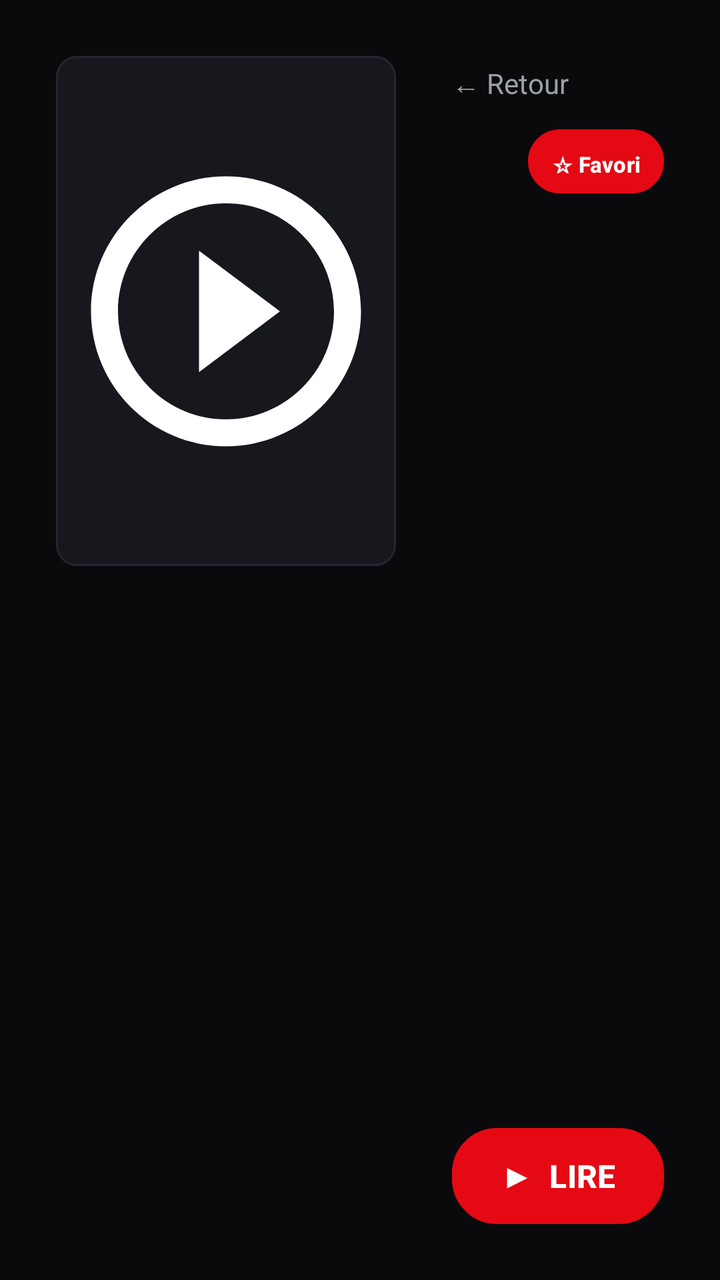
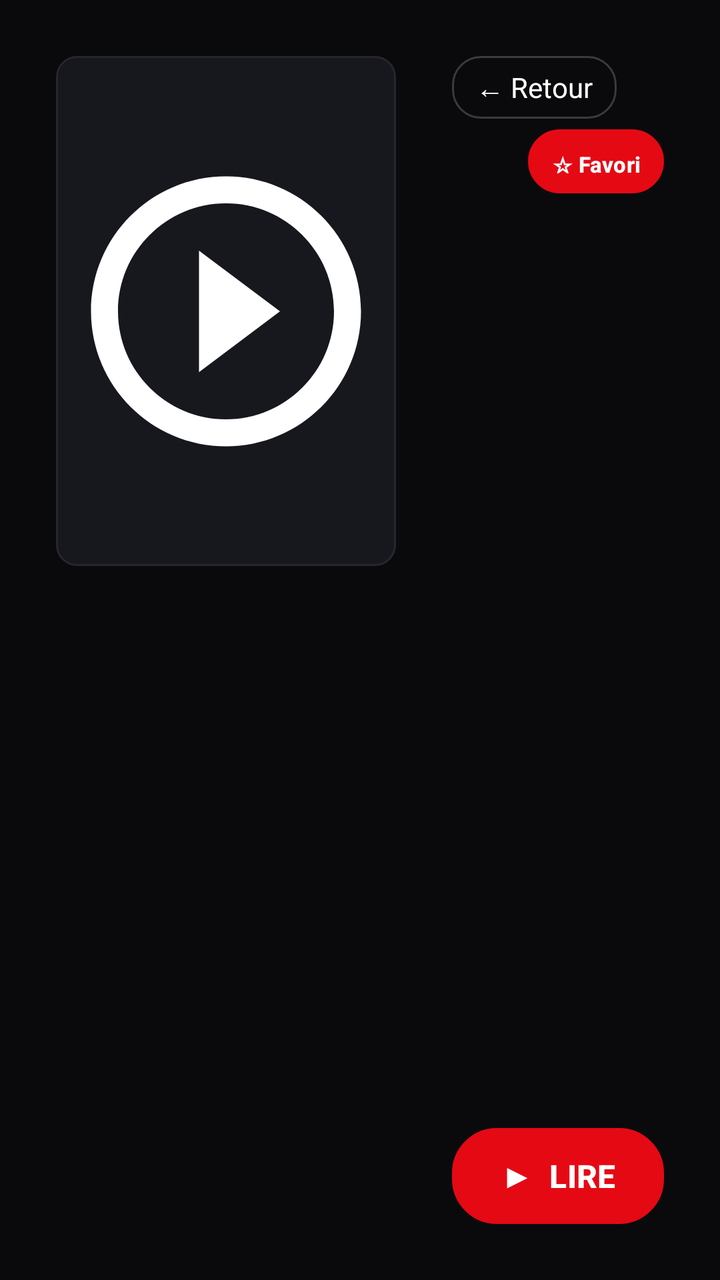

Two renders of the same Android screen: before a commit and after it. Below are the layout's source before the change and the commit's diff.
<!-- AndroidManifest.xml: application theme Theme.KZ -->
<!-- res/layout/activity_detail.xml -->
<?xml version="1.0" encoding="utf-8"?>
<LinearLayout xmlns:android="http://schemas.android.com/apk/res/android"
    android:layout_width="match_parent"
    android:layout_height="match_parent"
    android:orientation="horizontal"
    android:background="@color/bg"
    android:padding="28dp">

    
    <ImageView
        android:id="@+id/posterIv"
        android:layout_width="170dp"
        android:layout_height="255dp"
        android:scaleType="fitCenter"
        android:adjustViewBounds="true"
        android:background="@drawable/bg_tile"
        android:padding="4dp"
        android:src="@drawable/ic_movie" />

    
    <LinearLayout
        android:layout_width="0dp"
        android:layout_height="match_parent"
        android:layout_weight="1"
        android:orientation="vertical"
        android:layout_marginStart="28dp">

        <TextView
            android:id="@+id/backBtn"
            android:layout_width="wrap_content"
            android:layout_height="wrap_content"
            android:text="← Retour"
            android:textColor="@color/muted"
            android:textSize="14sp"
            android:paddingTop="4dp"
            android:paddingBottom="8dp"
            android:clickable="true"
            android:focusable="true" />

        <LinearLayout
            android:layout_width="match_parent"
            android:layout_height="wrap_content"
            android:orientation="horizontal"
            android:gravity="center_vertical"
            android:layout_marginTop="4dp">

            <TextView
                android:id="@+id/detailTitle"
                android:layout_width="0dp"
                android:layout_height="wrap_content"
                android:layout_weight="1"
                android:textColor="@color/text"
                android:textSize="26sp"
                android:textStyle="bold"
                android:maxLines="2"
                android:ellipsize="end" />

            <Button
                android:id="@+id/favBtn"
                android:layout_width="wrap_content"
                android:layout_height="32dp"
                android:minWidth="0dp"
                android:minHeight="0dp"
                android:text="☆ Favori"
                android:textAllCaps="false"
                android:textColor="@color/text"
                android:textStyle="bold"
                android:textSize="11sp"
                android:includeFontPadding="false"
                android:paddingStart="12dp"
                android:paddingEnd="12dp"
                android:background="@drawable/bg_fav_chip"
                android:stateListAnimator="@null"
                android:focusable="true"
                android:clickable="true"
                android:layout_marginStart="12dp" />
        </LinearLayout>

        <TextView
            android:id="@+id/detailMeta"
            android:layout_width="match_parent"
            android:layout_height="wrap_content"
            android:textColor="@color/gold"
            android:textSize="14sp"
            android:layout_marginTop="6dp" />


        <ScrollView
            android:layout_width="match_parent"
            android:layout_height="0dp"
            android:layout_weight="1"
            android:layout_marginTop="14dp">

            <TextView
                android:id="@+id/detailDesc"
                android:layout_width="match_parent"
                android:layout_height="wrap_content"
                android:textColor="@color/muted"
                android:textSize="15sp"
                android:lineSpacingExtra="4dp" />
        </ScrollView>

        <ProgressBar
            android:id="@+id/detailProgress"
            android:layout_width="wrap_content"
            android:layout_height="wrap_content"
            android:layout_marginTop="10dp"
            android:visibility="gone" />

        <Button
            android:id="@+id/playBtn"
            android:layout_width="match_parent"
            android:layout_height="wrap_content"
            android:text="▶  LIRE"
            android:textColor="@color/text"
            android:textStyle="bold"
            android:textSize="16sp"
            android:background="@drawable/bg_button_focus"
            android:stateListAnimator="@null"
            android:focusable="true"
            android:clickable="true"
            android:layout_marginTop="14dp" />

    </LinearLayout>

</LinearLayout>
<!-- resources referenced by this layout -->
<resources>
  <color name="bg">#0A0A0C</color>
  <color name="gold">#FF5A36</color>
  <color name="muted">#9AA0A6</color>
  <color name="text">#FFFFFF</color>
  <!-- drawable bg_fav_chip (drawable) -->
  <?xml version="1.0" encoding="utf-8"?>
  <selector xmlns:android="http://schemas.android.com/apk/res/android">
      <item android:state_focused="true">
          <shape android:shape="rectangle">
              <solid android:color="#24262B" />
              <corners android:radius="16dp" />
              <stroke android:width="1dp" android:color="@color/accent" />
          </shape>
      </item>
      <item android:state_pressed="true">
          <shape android:shape="rectangle">
              <solid android:color="#2B2E34" />
              <corners android:radius="16dp" />
              <stroke android:width="1dp" android:color="@color/accent" />
          </shape>
      </item>
      <item>
          <shape android:shape="rectangle">
              <solid android:color="#181A1F" />
              <corners android:radius="16dp" />
              <stroke android:width="1dp" android:color="#3A3D44" />
          </shape>
      </item>
  </selector>
  <!-- drawable ic_movie (drawable) -->
  <?xml version="1.0" encoding="utf-8"?>
  <vector xmlns:android="http://schemas.android.com/apk/res/android"
      android:width="24dp" android:height="24dp"
      android:viewportWidth="24" android:viewportHeight="24">
      <path android:fillColor="#FFFFFF" android:pathData="M10,16.5l6,-4.5 -6,-4.5v9zM12,2C6.48,2 2,6.48 2,12s4.48,10 10,10 10,-4.48 10,-10S17.52,2 12,2zM12,20c-4.41,0 -8,-3.59 -8,-8s3.59,-8 8,-8 8,3.59 8,8 -3.59,8 -8,8z" />
  </vector>
  <style name="Theme.KZ" parent="Theme.Material3.DayNight.NoActionBar">
          <item name="android:windowBackground">@color/bg</item>
          <item name="android:statusBarColor">@color/bg</item>
          <item name="android:navigationBarColor">@color/bg</item>
          <item name="colorPrimary">@color/accent</item>
          <item name="colorOnPrimary">@color/text</item>
      </style>
  <color name="accent">#E50914</color>
  <color name="danger">#FF3B4E</color>
  <color name="accent2">#B0060F</color>
  <color name="card">#17171E</color>
  <color name="stroke">#262630</color>
  <!-- unchanged entries left out for length: 2 -->
</resources>

<!-- the commit's change to res/layout/activity_detail.xml (unified diff, before → after) -->
@@ -30,10 +30,13 @@
             android:layout_width="wrap_content"
             android:layout_height="wrap_content"
             android:text="← Retour"
-            android:textColor="@color/muted"
+            android:textColor="@color/text"
             android:textSize="14sp"
-            android:paddingTop="4dp"
-            android:paddingBottom="8dp"
+            android:background="@drawable/bg_focus_chip"
+            android:paddingStart="12dp"
+            android:paddingEnd="12dp"
+            android:paddingTop="6dp"
+            android:paddingBottom="6dp"
             android:clickable="true"
             android:focusable="true" />
 
<!-- resource entries referenced after the edit -->
@@ -29,6 +29,31 @@
           </shape>
       </item>
   </selector>
+  <!-- drawable bg_focus_chip (drawable) -->
+  <?xml version="1.0" encoding="utf-8"?>
+  <selector xmlns:android="http://schemas.android.com/apk/res/android">
+      <item android:state_focused="true">
+          <shape android:shape="rectangle">
+              <solid android:color="#33E50914" />
+              <corners android:radius="14dp" />
+              <stroke android:width="2dp" android:color="@color/danger" />
+          </shape>
+      </item>
+      <item android:state_pressed="true">
+          <shape android:shape="rectangle">
+              <solid android:color="@color/accent" />
+              <corners android:radius="14dp" />
+              <stroke android:width="2dp" android:color="@color/text" />
+          </shape>
+      </item>
+      <item>
+          <shape android:shape="rectangle">
+              <solid android:color="@android:color/transparent" />
+              <corners android:radius="14dp" />
+              <stroke android:width="1dp" android:color="#33FFFFFF" />
+          </shape>
+      </item>
+  </selector>
   <!-- drawable ic_movie (drawable) -->
   <?xml version="1.0" encoding="utf-8"?>
   <vector xmlns:android="http://schemas.android.com/apk/res/android"
